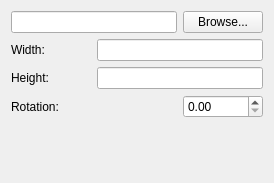
Qt form qgis/src/ui/qgscomposerpicturewidgetbase.ui (sourcepole/qgis) before a commit.
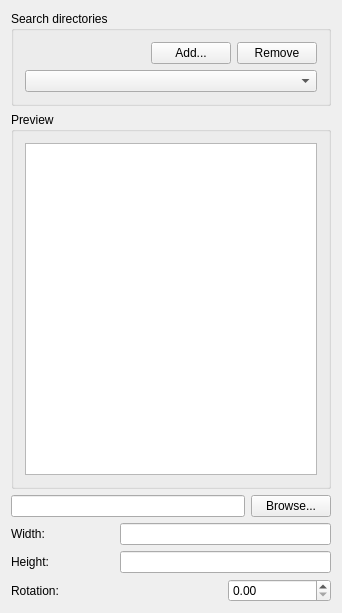
The same form after that commit.

Diff of the .ui file:
```diff
--- a/qgis/src/ui/qgscomposerpicturewidgetbase.ui
+++ b/qgis/src/ui/qgscomposerpicturewidgetbase.ui
@@ -5,8 +5,8 @@
    <rect>
     <x>0</x>
     <y>0</y>
-    <width>274</width>
-    <height>183</height>
+    <width>342</width>
+    <height>613</height>
    </rect>
   </property>
   <property name="sizePolicy" >
@@ -20,6 +20,98 @@
   </property>
   <layout class="QGridLayout" >
    <item row="0" column="0" >
+    <widget class="QGroupBox" name="mSearchDirectoriesGroupBox" >
+     <property name="sizePolicy" >
+      <sizepolicy vsizetype="Fixed" hsizetype="Preferred" >
+       <horstretch>0</horstretch>
+       <verstretch>0</verstretch>
+      </sizepolicy>
+     </property>
+     <property name="title" >
+      <string>Search directories</string>
+     </property>
+     <layout class="QGridLayout" >
+      <item row="0" column="0" >
+       <spacer>
+        <property name="orientation" >
+         <enum>Qt::Horizontal</enum>
+        </property>
+        <property name="sizeHint" >
+         <size>
+          <width>101</width>
+          <height>20</height>
+         </size>
+        </property>
+       </spacer>
+      </item>
+      <item row="0" column="1" >
+       <widget class="QPushButton" name="mAddDirectoryButton" >
+        <property name="text" >
+         <string>Add...</string>
+        </property>
+       </widget>
+      </item>
+      <item row="0" column="2" >
+       <widget class="QPushButton" name="mRemoveDirectoryButton" >
+        <property name="text" >
+         <string>Remove</string>
+        </property>
+       </widget>
+      </item>
+      <item row="1" column="0" colspan="3" >
+       <widget class="QComboBox" name="mSearchDirectoriesComboBox" >
+        <property name="sizePolicy" >
+         <sizepolicy vsizetype="Fixed" hsizetype="Expanding" >
+          <horstretch>0</horstretch>
+          <verstretch>0</verstretch>
+         </sizepolicy>
+        </property>
+       </widget>
+      </item>
+     </layout>
+    </widget>
+   </item>
+   <item row="1" column="0" >
+    <widget class="QGroupBox" name="mPreviewGroupBox" >
+     <property name="sizePolicy" >
+      <sizepolicy vsizetype="Expanding" hsizetype="Expanding" >
+       <horstretch>0</horstretch>
+       <verstretch>0</verstretch>
+      </sizepolicy>
+     </property>
+     <property name="title" >
+      <string>Preview</string>
+     </property>
+     <layout class="QGridLayout" >
+      <item row="0" column="0" >
+       <widget class="QListWidget" name="mPreviewListWidget" >
+        <property name="movement" >
+         <enum>QListView::Free</enum>
+        </property>
+        <property name="flow" >
+         <enum>QListView::LeftToRight</enum>
+        </property>
+        <property name="isWrapping" stdset="0" >
+         <bool>true</bool>
+        </property>
+        <property name="gridSize" >
+         <size>
+          <width>30</width>
+          <height>30</height>
+         </size>
+        </property>
+        <property name="viewMode" >
+         <enum>QListView::IconMode</enum>
+        </property>
+        <property name="wordWrap" >
+         <bool>true</bool>
+        </property>
+       </widget>
+      </item>
+     </layout>
+    </widget>
+   </item>
+   <item row="2" column="0" >
     <layout class="QHBoxLayout" >
      <property name="spacing" >
       <number>6</number>
@@ -42,7 +134,7 @@
      <item>
       <widget class="QPushButton" name="mPictureBrowseButton" >
        <property name="sizePolicy" >
-        <sizepolicy vsizetype="Preferred" hsizetype="Preferred" >
+        <sizepolicy vsizetype="Fixed" hsizetype="Preferred" >
          <horstretch>0</horstretch>
          <verstretch>0</verstretch>
         </sizepolicy>
@@ -60,7 +152,7 @@
      </item>
     </layout>
    </item>
-   <item row="1" column="0" >
+   <item row="3" column="0" >
     <layout class="QGridLayout" >
      <item row="0" column="0" >
       <widget class="QLabel" name="textLabel3" >
@@ -121,19 +213,6 @@
      </item>
     </layout>
    </item>
-   <item row="2" column="0" >
-    <spacer>
-     <property name="orientation" >
-      <enum>Qt::Vertical</enum>
-     </property>
-     <property name="sizeHint" >
-      <size>
-       <width>20</width>
-       <height>21</height>
-      </size>
-     </property>
-    </spacer>
-   </item>
   </layout>
  </widget>
  <layoutdefault spacing="6" margin="11" />
```
